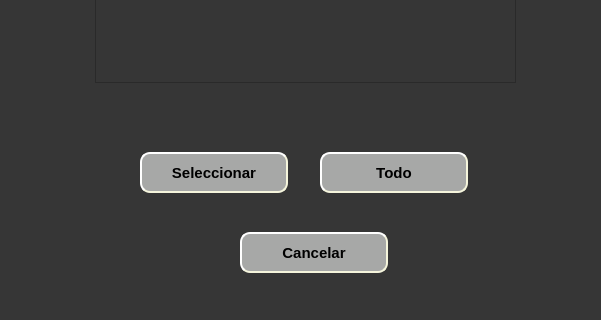
This is view/explorador.ui in L3NNYN/TAREA3 as Qt 5 draws it before an edit; both pictures show x 0 to 601 and y 298 to 618 of the 601 by 618 pixel window. The edited form follows.
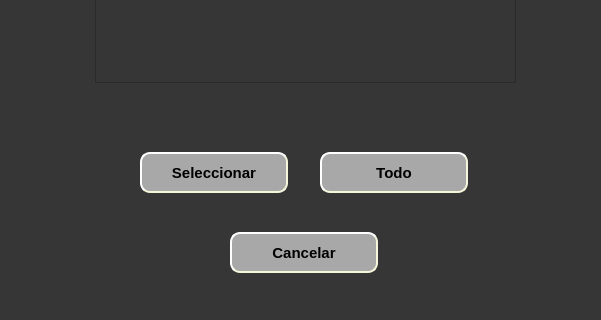
This is the edited form.

The edit to the form file:
```diff
--- a/view/explorador.ui
+++ b/view/explorador.ui
@@ -77,7 +77,7 @@
   <widget class="QPushButton" name="btncancelar">
    <property name="geometry">
     <rect>
-     <x>240</x>
+     <x>230</x>
      <y>530</y>
      <width>148</width>
      <height>41</height>
```
